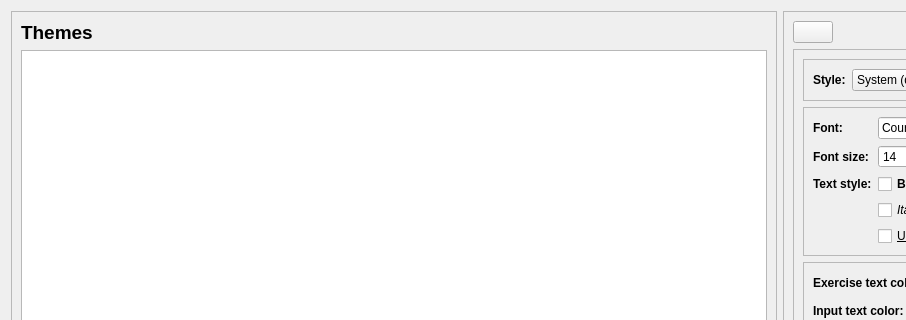
The window that ui/options/appearance.ui (Open-Typer/Open-Typer) describes before a commit, drawn with Qt 5; both pictures show x 0 to 906 and y 0 to 320 of the 1398 by 805 pixel window.
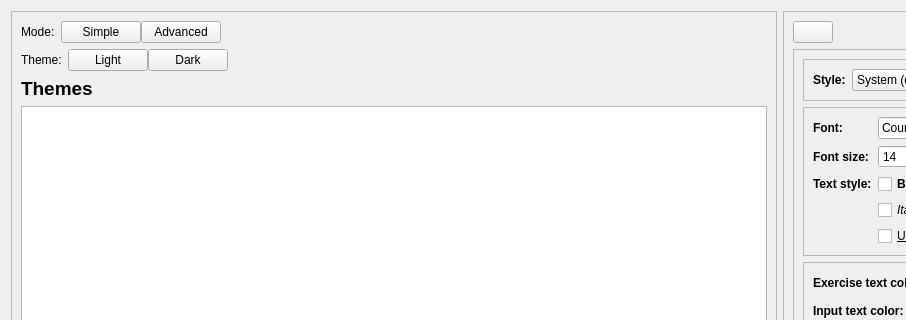
The same window after the commit. Icons and pictures are not drawn.

Commit message: options: appearance: Add simple theme mode

The edit to the form file:
```diff
--- a/ui/options/appearance.ui
+++ b/ui/options/appearance.ui
@@ -29,7 +29,22 @@
       <enum>QFrame::Raised</enum>
      </property>
      <layout class="QGridLayout" name="gridLayout">
-      <item row="0" column="0">
+      <item row="3" column="0">
+       <widget class="QWidget" name="advancedControls" native="true">
+        <layout class="QVBoxLayout" name="verticalLayout_4">
+         <property name="leftMargin">
+          <number>0</number>
+         </property>
+         <property name="topMargin">
+          <number>0</number>
+         </property>
+         <property name="rightMargin">
+          <number>0</number>
+         </property>
+         <property name="bottomMargin">
+          <number>0</number>
+         </property>
+         <item>
        <widget class="QLabel" name="themesLabel">
         <property name="sizePolicy">
          <sizepolicy hsizetype="Preferred" vsizetype="Preferred">
@@ -52,7 +67,7 @@
         </property>
        </widget>
       </item>
-      <item row="1" column="0">
+         <item>
        <widget class="QListWidget" name="themeList">
         <property name="editTriggers">
          <set>QAbstractItemView::NoEditTriggers</set>
@@ -87,6 +102,183 @@
         <property name="wordWrap">
          <bool>true</bool>
         </property>
+          </widget>
+         </item>
+        </layout>
+       </widget>
+      </item>
+      <item row="1" column="0" alignment="Qt::AlignLeft|Qt::AlignTop">
+       <widget class="QWidget" name="simpleControls" native="true">
+        <property name="sizePolicy">
+         <sizepolicy hsizetype="Fixed" vsizetype="Fixed">
+          <horstretch>0</horstretch>
+          <verstretch>0</verstretch>
+         </sizepolicy>
+        </property>
+        <layout class="QFormLayout" name="formLayout_4">
+         <property name="leftMargin">
+          <number>0</number>
+         </property>
+         <property name="topMargin">
+          <number>0</number>
+         </property>
+         <property name="rightMargin">
+          <number>0</number>
+         </property>
+         <property name="bottomMargin">
+          <number>0</number>
+         </property>
+         <item row="1" column="0">
+          <widget class="QLabel" name="simpleThemeLabel">
+           <property name="text">
+            <string>Theme:</string>
+           </property>
+          </widget>
+         </item>
+         <item row="1" column="1">
+          <widget class="QWidget" name="themeButtons" native="true">
+           <property name="sizePolicy">
+            <sizepolicy hsizetype="Fixed" vsizetype="Preferred">
+             <horstretch>0</horstretch>
+             <verstretch>0</verstretch>
+            </sizepolicy>
+           </property>
+           <layout class="QHBoxLayout" name="horizontalLayout_4">
+            <property name="spacing">
+             <number>0</number>
+            </property>
+            <property name="leftMargin">
+             <number>0</number>
+            </property>
+            <property name="topMargin">
+             <number>0</number>
+            </property>
+            <property name="rightMargin">
+             <number>0</number>
+            </property>
+            <property name="bottomMargin">
+             <number>0</number>
+            </property>
+            <item>
+             <widget class="QPushButton" name="lightThemeButton">
+              <property name="text">
+               <string>Light</string>
+              </property>
+              <property name="checkable">
+               <bool>true</bool>
+              </property>
+              <property name="autoExclusive">
+               <bool>true</bool>
+              </property>
+             </widget>
+            </item>
+            <item>
+             <widget class="QPushButton" name="darkThemeButton">
+              <property name="text">
+               <string>Dark</string>
+              </property>
+              <property name="checkable">
+               <bool>true</bool>
+              </property>
+              <property name="autoExclusive">
+               <bool>true</bool>
+              </property>
+             </widget>
+            </item>
+           </layout>
+          </widget>
+         </item>
+        </layout>
+       </widget>
+      </item>
+      <item row="0" column="0" alignment="Qt::AlignLeft">
+       <widget class="QWidget" name="modeSelectWidget" native="true">
+        <property name="sizePolicy">
+         <sizepolicy hsizetype="Fixed" vsizetype="Fixed">
+          <horstretch>0</horstretch>
+          <verstretch>0</verstretch>
+         </sizepolicy>
+        </property>
+        <layout class="QHBoxLayout" name="horizontalLayout_2">
+         <property name="leftMargin">
+          <number>0</number>
+         </property>
+         <property name="topMargin">
+          <number>0</number>
+         </property>
+         <property name="rightMargin">
+          <number>0</number>
+         </property>
+         <property name="bottomMargin">
+          <number>0</number>
+         </property>
+         <item>
+          <widget class="QLabel" name="modeLabel">
+           <property name="sizePolicy">
+            <sizepolicy hsizetype="Fixed" vsizetype="Preferred">
+             <horstretch>0</horstretch>
+             <verstretch>0</verstretch>
+            </sizepolicy>
+           </property>
+           <property name="text">
+            <string extracomment="Customization mode">Mode:</string>
+           </property>
+          </widget>
+         </item>
+         <item>
+          <widget class="QWidget" name="modeButtons" native="true">
+           <property name="sizePolicy">
+            <sizepolicy hsizetype="Fixed" vsizetype="Preferred">
+             <horstretch>0</horstretch>
+             <verstretch>0</verstretch>
+            </sizepolicy>
+           </property>
+           <layout class="QHBoxLayout" name="horizontalLayout_3">
+            <property name="spacing">
+             <number>0</number>
+            </property>
+            <property name="leftMargin">
+             <number>0</number>
+            </property>
+            <property name="topMargin">
+             <number>0</number>
+            </property>
+            <property name="rightMargin">
+             <number>0</number>
+            </property>
+            <property name="bottomMargin">
+             <number>0</number>
+            </property>
+            <item>
+             <widget class="QPushButton" name="simpleModeButton">
+              <property name="text">
+               <string extracomment="Simple customization mode">Simple</string>
+              </property>
+              <property name="checkable">
+               <bool>true</bool>
+              </property>
+              <property name="autoExclusive">
+               <bool>true</bool>
+              </property>
+             </widget>
+            </item>
+            <item>
+             <widget class="QPushButton" name="advancedModeButton">
+              <property name="text">
+               <string extracomment="Advanced customization mode">Advanced</string>
+              </property>
+              <property name="checkable">
+               <bool>true</bool>
+              </property>
+              <property name="autoExclusive">
+               <bool>true</bool>
+              </property>
+             </widget>
+            </item>
+           </layout>
+          </widget>
+         </item>
+        </layout>
        </widget>
       </item>
      </layout>
```
Lines whose indentation alone changed are shown as unchanged. The commit also changes 2 other files.
